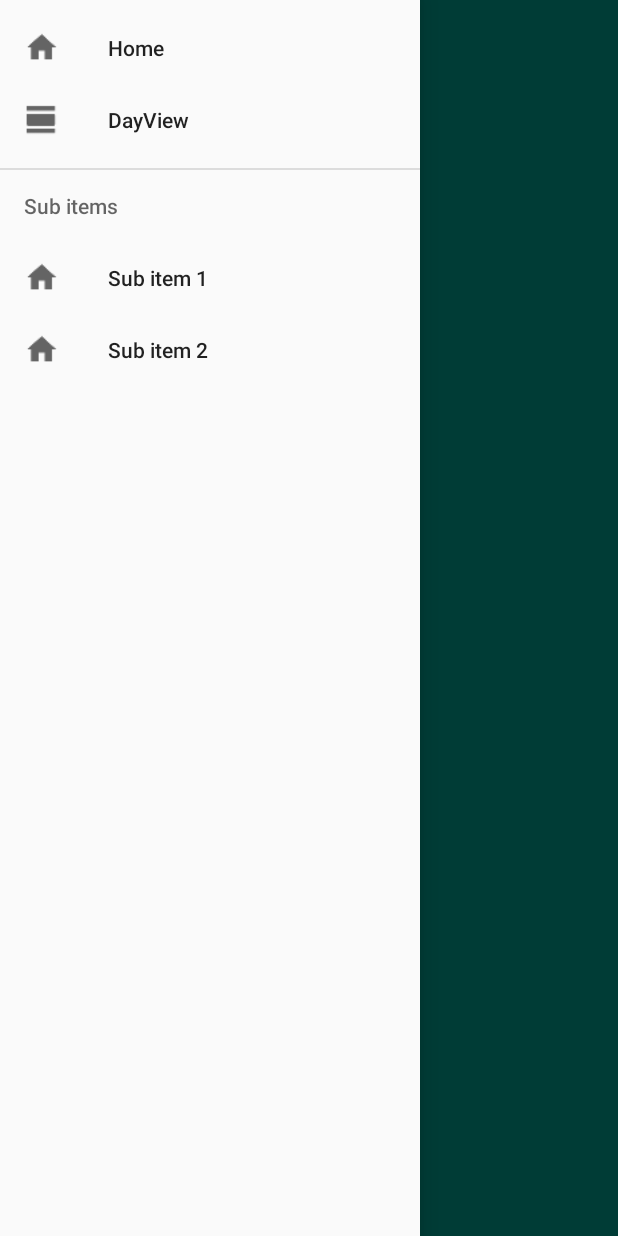
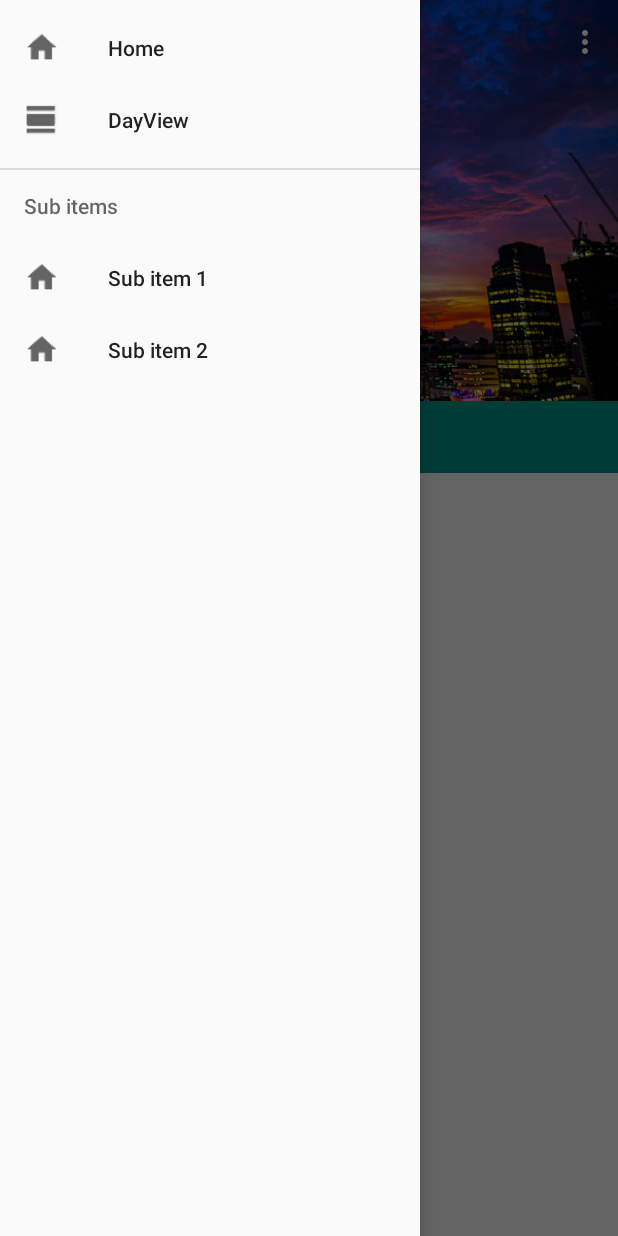
Before and after one commit to openproject/ganchai, an Android app: the screen it shows after launch (MainActivity), with the side drawer open, on a phone screen of 412 x 824 dp. Run offline under Robolectric (Android 15) with nearby library versions, the phone set to English and light mode, and no system bars; libraries missing offline, so code that uses them is left out: com.jayfeng.lesscode; 2 statements that could not run were skipped.

Commit message:
impl the main app bar view

```diff
--- a/ANDROID/app/build.gradle
+++ b/ANDROID/app/build.gradle
@@ -2,11 +2,11 @@ apply plugin: 'com.android.application'
 
 android {
     compileSdkVersion 22
-    buildToolsVersion "22.0.1"
+    buildToolsVersion "23.0.0 rc3"
 
     defaultConfig {
-        applicationId "xyz.ganchai"
-        minSdkVersion 11
+        applicationId "org.ganchai"
+        minSdkVersion 15
         targetSdkVersion 22
         versionCode 1
         versionName "1.0"
@@ -21,6 +21,7 @@ android {
 
 dependencies {
     compile fileTree(dir: 'libs', include: ['*.jar'])
+    compile 'com.jayfeng:lesscode-core:0.6.1'
     compile 'com.android.support:appcompat-v7:22.2.0'
     compile 'com.android.support:design:22.2.0'
 }
--- a/ANDROID/app/src/main/AndroidManifest.xml
+++ b/ANDROID/app/src/main/AndroidManifest.xml
@@ -1,18 +1,18 @@
 <?xml version="1.0" encoding="utf-8"?>
 <manifest xmlns:android="http://schemas.android.com/apk/res/android"
-    package="xyz.ganchai" >
+    package="org.ganchai" >
 
-    <application
+    <application android:name=".MyApplication"
         android:allowBackup="true"
         android:icon="@mipmap/ic_launcher"
         android:label="@string/app_name"
         android:theme="@style/AppTheme.Design" >
         <activity
-            android:name=".MainActivity"
-            android:label="@string/app_name" >
+            android:name=".activity.MainActivity"
+            android:label="@string/app_name"
+            android:theme="@style/AppTheme.Design">
             <intent-filter>
                 <action android:name="android.intent.action.MAIN" />
-
                 <category android:name="android.intent.category.LAUNCHER" />
             </intent-filter>
         </activity>
--- /dev/null
+++ b/ANDROID/app/src/main/java/org/ganchai/MyApplication.java
@@ -0,0 +1,6 @@
+package org.ganchai;
+
+import android.app.Application;
+
+public class MyApplication extends Application {
+}
--- /dev/null
+++ b/ANDROID/app/src/main/java/org/ganchai/activity/BaseActivity.java
@@ -0,0 +1,6 @@
+package org.ganchai.activity;
+
+import android.support.v7.app.AppCompatActivity;
+
+public class BaseActivity extends AppCompatActivity {
+}
--- /dev/null
+++ b/ANDROID/app/src/main/java/org/ganchai/activity/MainActivity.java
@@ -0,0 +1,102 @@
+package org.ganchai.activity;
+
+import android.content.res.Configuration;
+import android.os.Bundle;
+import android.support.design.widget.CollapsingToolbarLayout;
+import android.support.design.widget.CoordinatorLayout;
+import android.support.design.widget.NavigationView;
+import android.support.v4.widget.DrawerLayout;
+import android.support.v7.app.ActionBarDrawerToggle;
+import android.support.v7.app.AppCompatActivity;
+import android.support.v7.widget.Toolbar;
+import android.view.Menu;
+import android.view.MenuItem;
+
+import com.jayfeng.lesscode.core.ViewLess;
+
+import org.ganchai.R;
+
+
+public class MainActivity extends BaseActivity {
+
+    private DrawerLayout drawerLayout;
+    private ActionBarDrawerToggle drawerToggle;
+    private CoordinatorLayout coordinatorLayout;
+    private NavigationView navigationView;
+    private Toolbar toolbar;
+    private CollapsingToolbarLayout collapsingToolbarLayout;
+
+    @Override
+    protected void onCreate(Bundle savedInstanceState) {
+        super.onCreate(savedInstanceState);
+        setContentView(R.layout.activity_main);
+
+        initToolbar();
+        initView();
+    }
+
+    private void initToolbar() {
+        toolbar = (Toolbar) findViewById(R.id.toolbar);
+        setSupportActionBar(toolbar);
+        getSupportActionBar().setHomeButtonEnabled(true);
+        getSupportActionBar().setDisplayHomeAsUpEnabled(true);
+    }
+
+    private void initView() {
+        drawerLayout = (DrawerLayout) findViewById(R.id.drawer_layout);
+        drawerToggle = new ActionBarDrawerToggle(MainActivity.this, drawerLayout, R.string.hello_world, R.string.hello_world);
+        navigationView = ViewLess.$(this, R.id.nav_view);
+        coordinatorLayout = (CoordinatorLayout) findViewById(R.id.content);
+
+        collapsingToolbarLayout = (CollapsingToolbarLayout) findViewById(R.id.collapsing_toolbar_layout);
+        collapsingToolbarLayout.setTitle(getString(R.string.app_name));
+
+        drawerLayout.setDrawerListener(drawerToggle);
+        navigationView.setNavigationItemSelectedListener(
+                new NavigationView.OnNavigationItemSelectedListener() {
+                    @Override
+                    public boolean onNavigationItemSelected(MenuItem menuItem) {
+                        drawerLayout.closeDrawers();
+                        return true;
+                    }
+                });
+    }
+
+    @Override
+    protected void onPostCreate(Bundle savedInstanceState) {
+        super.onPostCreate(savedInstanceState);
+        drawerToggle.syncState();
+    }
+
+    @Override
+    public void onConfigurationChanged(Configuration newConfig) {
+        super.onConfigurationChanged(newConfig);
+        drawerToggle.onConfigurationChanged(newConfig);
+    }
+
+    @Override
+    public boolean onCreateOptionsMenu(Menu menu) {
+        // Inflate the menu; this adds items to the action bar if it is present.
+        getMenuInflater().inflate(R.menu.menu_main, menu);
+        return true;
+    }
+
+    @Override
+    public boolean onOptionsItemSelected(MenuItem item) {
+        if (drawerToggle.onOptionsItemSelected(item)) {
+            return true;
+        }
+
+        // Handle action bar item clicks here. The action bar will
+        // automatically handle clicks on the Home/Up button, so long
+        // as you specify a parent activity in AndroidManifest.xml.
+        int id = item.getItemId();
+
+        //noinspection SimplifiableIfStatement
+        if (id == R.id.action_settings) {
+            return true;
+        }
+
+        return super.onOptionsItemSelected(item);
+    }
+}
--- /dev/null
+++ b/ANDROID/app/src/main/java/org/ganchai/fragment/BaseFragment.java
@@ -0,0 +1,6 @@
+package org.ganchai.fragment;
+
+import android.support.v4.app.Fragment;
+
+public class BaseFragment extends Fragment {
+}
--- a/ANDROID/app/src/main/java/xyz/ganchai/MainActivity.java
+++ /dev/null
@@ -1,38 +0,0 @@
-package xyz.ganchai;
-
-import android.os.Bundle;
-import android.support.v7.app.AppCompatActivity;
-import android.view.Menu;
-import android.view.MenuItem;
-
-
-public class MainActivity extends AppCompatActivity {
-
-    @Override
-    protected void onCreate(Bundle savedInstanceState) {
-        super.onCreate(savedInstanceState);
-        setContentView(R.layout.activity_main);
-    }
-
-    @Override
-    public boolean onCreateOptionsMenu(Menu menu) {
-        // Inflate the menu; this adds items to the action bar if it is present.
-        getMenuInflater().inflate(R.menu.menu_main, menu);
-        return true;
-    }
-
-    @Override
-    public boolean onOptionsItemSelected(MenuItem item) {
-        // Handle action bar item clicks here. The action bar will
-        // automatically handle clicks on the Home/Up button, so long
-        // as you specify a parent activity in AndroidManifest.xml.
-        int id = item.getItemId();
-
-        //noinspection SimplifiableIfStatement
-        if (id == R.id.action_settings) {
-            return true;
-        }
-
-        return super.onOptionsItemSelected(item);
-    }
-}
--- a/ANDROID/app/src/main/res/layout/activity_main.xml
+++ b/ANDROID/app/src/main/res/layout/activity_main.xml
@@ -1,21 +1,67 @@
 <android.support.v4.widget.DrawerLayout xmlns:android="http://schemas.android.com/apk/res/android"
     xmlns:app="http://schemas.android.com/apk/res-auto"
     android:id="@+id/drawer_layout"
+    android:layout_width="match_parent"
     android:layout_height="match_parent"
-    android:layout_width="match_parent"
     android:fitsSystemWindows="true">
 
-    <android.support.v7.widget.Toolbar android:id="@+id/toolbar"
+    <android.support.design.widget.CoordinatorLayout
+        android:id="@+id/content"
         android:layout_width="match_parent"
-        android:layout_height="?attr/actionBarSize"
-        android:background="?attr/colorPrimary"/>
+        android:layout_height="match_parent">
+
+        <android.support.design.widget.AppBarLayout
+            android:id="@+id/appbar"
+            android:layout_width="match_parent"
+            android:layout_height="wrap_content"
+            android:theme="@style/ThemeOverlay.AppCompat.Dark.ActionBar">
+
+            <android.support.design.widget.CollapsingToolbarLayout
+                android:id="@+id/collapsing_toolbar_layout"
+                android:layout_width="match_parent"
+                android:layout_height="match_parent"
+                app:contentScrim="?attr/colorPrimary"
+                app:expandedTitleMarginStart="64dp"
+                app:layout_scrollFlags="scroll|exitUntilCollapsed">
+
+                <ImageView
+                    android:layout_width="match_parent"
+                    android:layout_height="match_parent"
+                    android:scaleType="centerCrop"
+                    android:src="@drawable/header"
+                    app:layout_collapseMode="parallax"
+                    app:layout_collapseParallaxMultiplier="0.7" />
+
+                <android.support.v7.widget.Toolbar
+                    android:id="@+id/toolbar"
+                    android:layout_width="match_parent"
+                    android:layout_height="?attr/actionBarSize"
+                    app:layout_collapseMode="pin"
+                    app:popupTheme="@style/ThemeOverlay.AppCompat.Light"
+                    app:theme="@style/ThemeOverlay.AppCompat.Dark.ActionBar" />
+
+            </android.support.design.widget.CollapsingToolbarLayout>
+
+            <android.support.design.widget.TabLayout
+                android:id="@+id/tabs"
+                android:layout_width="match_parent"
+                android:layout_height="wrap_content" />
+
+        </android.support.design.widget.AppBarLayout>
+
+        <android.support.v4.view.ViewPager
+            android:id="@+id/viewpager"
+            android:layout_width="match_parent"
+            android:layout_height="match_parent"
+            app:layout_behavior="@string/appbar_scrolling_view_behavior" />
+    </android.support.design.widget.CoordinatorLayout>
 
     <android.support.design.widget.NavigationView
         android:id="@+id/nav_view"
+        android:layout_width="wrap_content"
         android:layout_height="match_parent"
-        android:layout_width="wrap_content"
         android:layout_gravity="start"
         android:fitsSystemWindows="true"
-        app:menu="@menu/menu_main_drawer"/>
+        app:menu="@menu/menu_main_drawer" />
 
 </android.support.v4.widget.DrawerLayout>
--- a/ANDROID/app/src/main/res/values/strings.xml
+++ b/ANDROID/app/src/main/res/values/strings.xml
@@ -1,5 +1,5 @@
 <resources>
-    <string name="app_name">Ganchai</string>
+    <string name="app_name">干柴</string>
 
     <string name="hello_world">Hello world!</string>
     <string name="action_settings">Settings</string>
--- a/ANDROID/app/src/main/res/values/styles.xml
+++ b/ANDROID/app/src/main/res/values/styles.xml
@@ -1,13 +1,14 @@
 <resources>
 
-    <style name="AppTheme" parent="Theme.AppCompat.Light.NoActionBar">
+    <style name="AppTheme" parent="Theme.AppCompat.Light.DarkActionBar">
         <item name="colorPrimary">#009788</item>
         <item name="colorPrimaryDark">#008d80</item>
         <item name="colorAccent">#FF4081</item>
     </style>
 
-    <style name="AppTheme.Design" parent="AppTheme">
-
+    <style name="AppTheme.Design">
+        <item name="windowActionBar">false</item>
+        <item name="windowNoTitle">true</item>
     </style>
 
 </resources>
```
Also changed, not shown: ANDROID/app/src/main/res/drawable-xhdpi/header.jpg (added).
